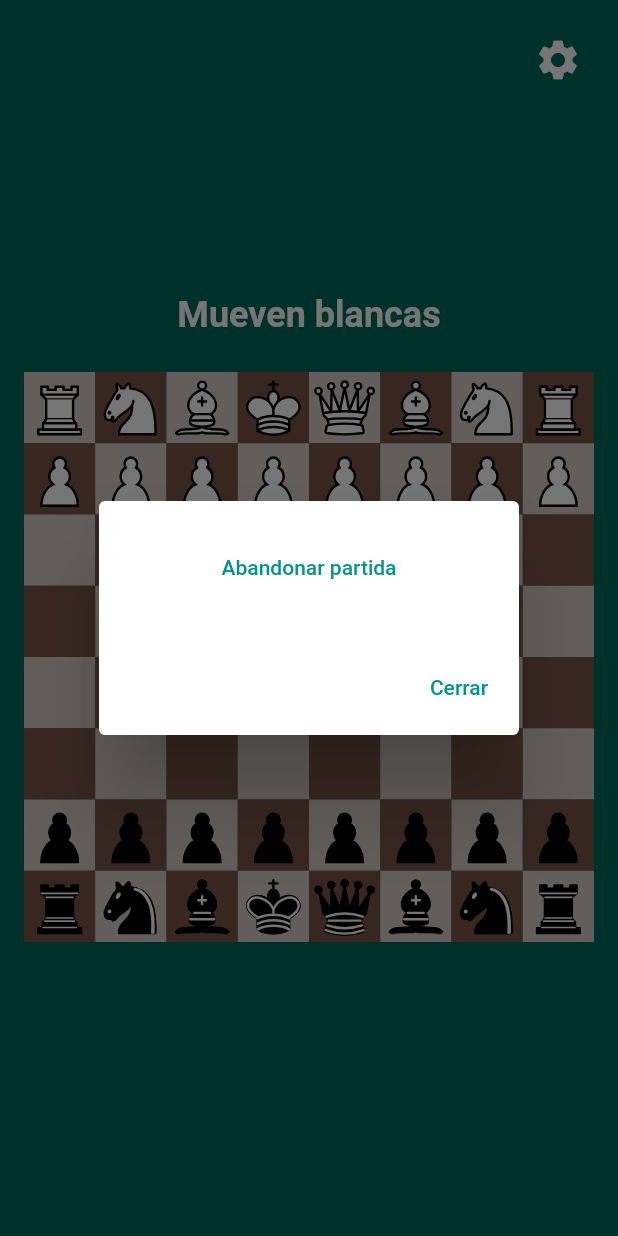
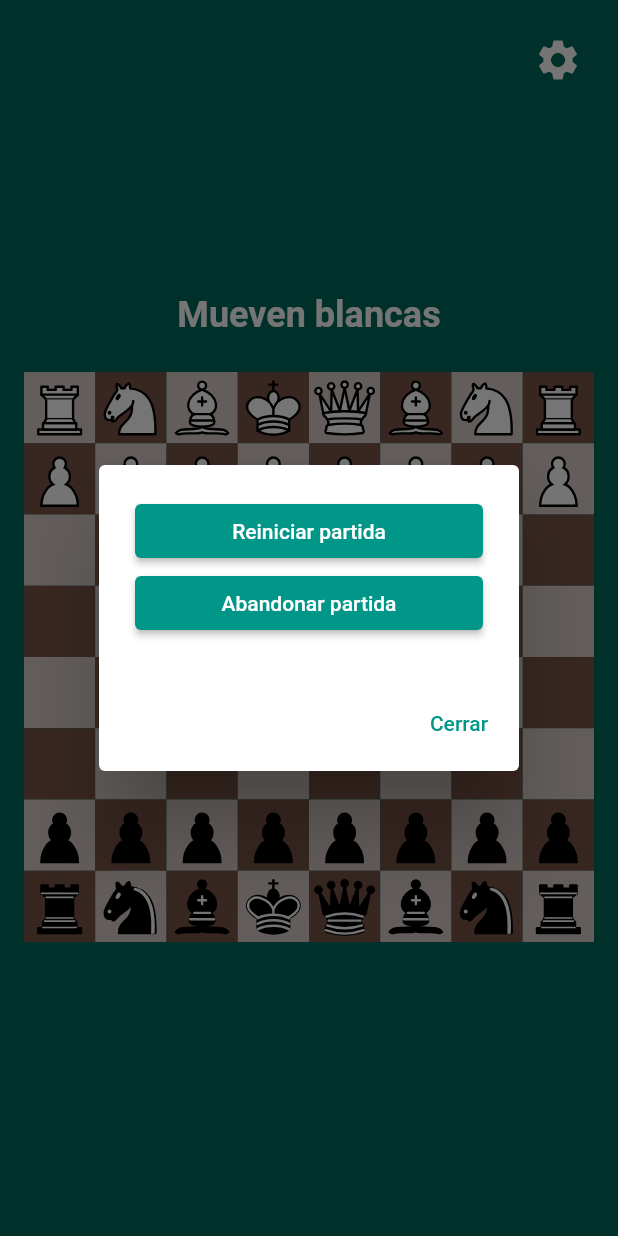
Before and after one commit to Sethyrus/flutter-chess, a Flutter app: the screen it shows after launch, after a tap on "Iniciar una partida", after a tap on the "settings" icon, on a phone screen of 412 x 824 dp. Run offline on Flutter 3.47's test engine with Material 2 defaults, Android fonts, the phone set to English and light mode, and no system bars; our stand-ins replace flutter_svg, rxdart; missing offline and left inert: window_size.

Commit message:
Pequeñas mejoras

```diff
--- a/lib/screens/home_screen.dart
+++ b/lib/screens/home_screen.dart
@@ -1,3 +1,4 @@
+import 'package:chess_one/helpers/alert.dart';
 import 'package:chess_one/services/game_service.dart';
 import 'package:chess_one/widgets/current_turn.dart';
 import 'package:chess_one/widgets/game_board.dart';
@@ -10,7 +11,13 @@ class HomeScreen extends StatelessWidget {
 
   @override
   Widget build(BuildContext context) {
-    return GestureDetector(
+    return WillPopScope(
+      onWillPop: () => Alert.showConfirm(
+        context: context,
+        title: 'Salir',
+        content: '¿Quieres salir de la aplicación?',
+      ).then((confirmed) => confirmed ?? false),
+      child: GestureDetector(
         child: Scaffold(
           backgroundColor: Colors.teal.shade800,
           body: SafeArea(
@@ -57,6 +64,7 @@ class HomeScreen extends StatelessWidget {
             ),
           ),
         ),
+      ),
     );
   }
 }
--- a/lib/widgets/options_button.dart
+++ b/lib/widgets/options_button.dart
@@ -20,7 +20,26 @@ class OptionsButton extends StatelessWidget {
           children: [
             SizedBox(
               width: double.infinity,
-              child: TextButton(
+              child: ElevatedButton(
+                child: const Text('Reiniciar partida'),
+                onPressed: () {
+                  Navigator.of(context).pop();
+
+                  Alert.showConfirm(
+                    context: context,
+                    title: 'Confirmar',
+                    content: '¿Quieres reiniciar la partida?',
+                  ).then((confirmed) {
+                    if (confirmed == true) {
+                      GameService().restartGame();
+                    }
+                  });
+                },
+              ),
+            ),
+            SizedBox(
+              width: double.infinity,
+              child: ElevatedButton(
                 child: const Text('Abandonar partida'),
                 onPressed: () {
                   Navigator.of(context).pop();
```
Also changed, not shown: 1 other file. Lines whose indentation alone changed are shown as unchanged.
